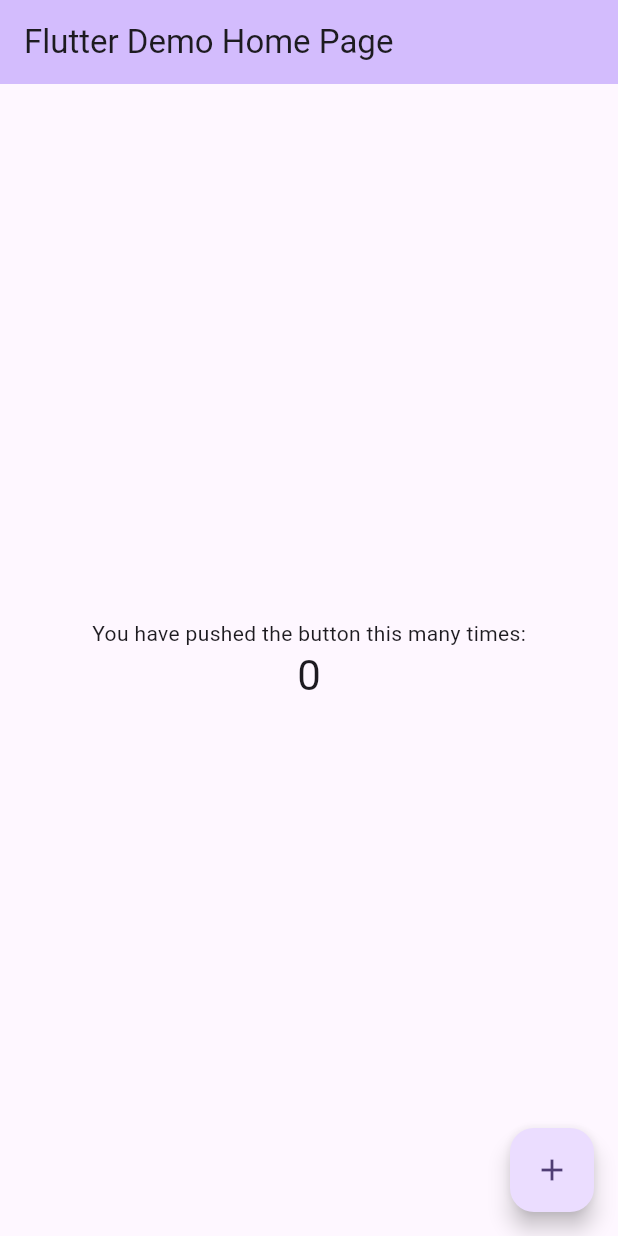
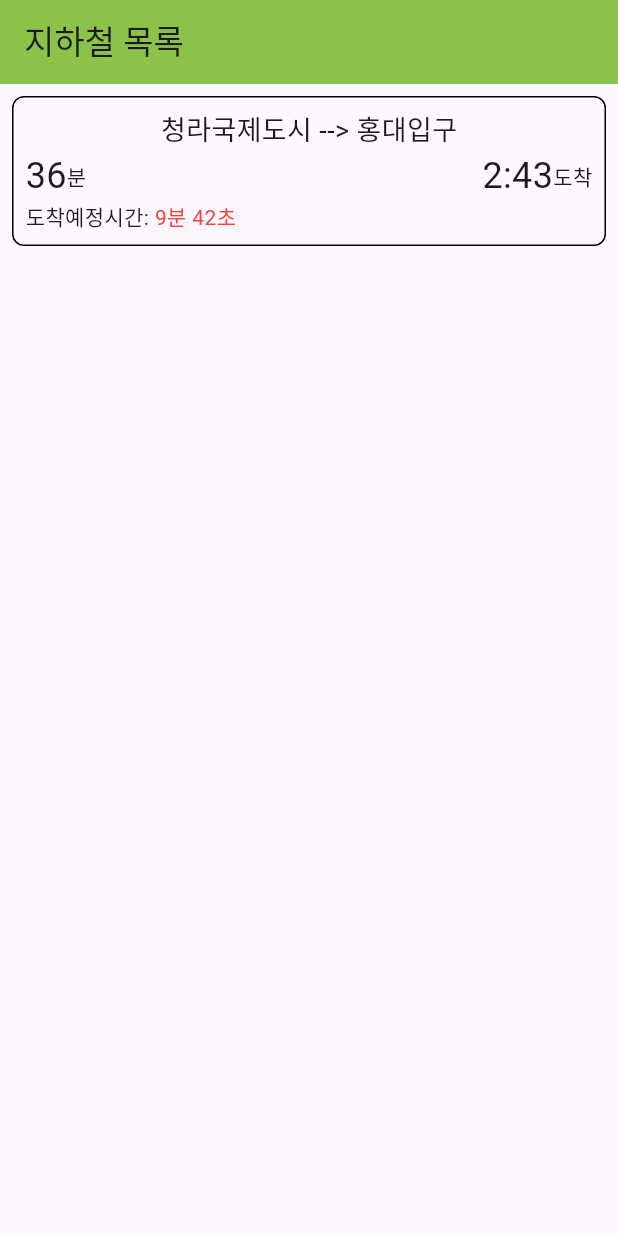
Before and after one commit to victorshin12/subwayapp, a Flutter app: the screen it shows after launch, on a phone screen of 412 x 824 dp. Run offline on Flutter 3.47's test engine with Material 2 defaults, Android fonts, the phone set to English and light mode, and no system bars.

Commit message:
created initial subway list page

```diff
--- a/lib/main.dart
+++ b/lib/main.dart
@@ -1,4 +1,5 @@
 import 'package:flutter/material.dart';
+import 'package:subwayapp/subwaylist.dart';
 
 void main() {
   runApp(const MyApp());
@@ -11,42 +12,18 @@
   @override
   Widget build(BuildContext context) {
     return MaterialApp(
-      title: 'Flutter Demo',
+      title: 'Subway App',
       theme: ThemeData(
-        // This is the theme of your application.
-        //
-        // TRY THIS: Try running your application with "flutter run". You'll see
-        // the application has a blue toolbar. Then, without quitting the app,
-        // try changing the seedColor in the colorScheme below to Colors.green
-        // and then invoke "hot reload" (save your changes or press the "hot
-        // reload" button in a Flutter-supported IDE, or press "r" if you used
-        // the command line to start the app).
-        //
-        // Notice that the counter didn't reset back to zero; the application
-        // state is not lost during the reload. To reset the state, use hot
-        // restart instead.
-        //
-        // This works for code too, not just values: Most code changes can be
-        // tested with just a hot reload.
         colorScheme: ColorScheme.fromSeed(seedColor: Colors.deepPurple),
         useMaterial3: true,
       ),
-      home: const MyHomePage(title: 'Flutter Demo Home Page'),
+      home: const MyHomePage(title: 'Subway App'),
     );
   }
 }
 
 class MyHomePage extends StatefulWidget {
   const MyHomePage({super.key, required this.title});
-
-  // This widget is the home page of your application. It is stateful, meaning
-  // that it has a State object (defined below) that contains fields that affect
-  // how it looks.
-
-  // This class is the configuration for the state. It holds the values (in this
-  // case the title) provided by the parent (in this case the App widget) and
-  // used by the build method of the State. Fields in a Widget subclass are
-  // always marked "final".
 
   final String title;
 
@@ -59,67 +36,12 @@
 
   void _incrementCounter() {
     setState(() {
-      // This call to setState tells the Flutter framework that something has
-      // changed in this State, which causes it to rerun the build method below
-      // so that the display can reflect the updated values. If we changed
-      // _counter without calling setState(), then the build method would not be
-      // called again, and so nothing would appear to happen.
       _counter++;
     });
   }
 
   @override
   Widget build(BuildContext context) {
-    // This method is rerun every time setState is called, for instance as done
-    // by the _incrementCounter method above.
-    //
-    // The Flutter framework has been optimized to make rerunning build methods
-    // fast, so that you can just rebuild anything that needs updating rather
-    // than having to individually change instances of widgets.
-    return Scaffold(
-      appBar: AppBar(
-        // TRY THIS: Try changing the color here to a specific color (to
-        // Colors.amber, perhaps?) and trigger a hot reload to see the AppBar
-        // change color while the other colors stay the same.
-        backgroundColor: Theme.of(context).colorScheme.inversePrimary,
-        // Here we take the value from the MyHomePage object that was created by
-        // the App.build method, and use it to set our appbar title.
-        title: Text(widget.title),
-      ),
-      body: Center(
-        // Center is a layout widget. It takes a single child and positions it
-        // in the middle of the parent.
-        child: Column(
-          // Column is also a layout widget. It takes a list of children and
-          // arranges them vertically. By default, it sizes itself to fit its
-          // children horizontally, and tries to be as tall as its parent.
-          //
-          // Column has various properties to control how it sizes itself and
-          // how it positions its children. Here we use mainAxisAlignment to
-          // center the children vertically; the main axis here is the vertical
-          // axis because Columns are vertical (the cross axis would be
-          // horizontal).
-          //
-          // TRY THIS: Invoke "debug painting" (choose the "Toggle Debug Paint"
-          // action in the IDE, or press "p" in the console), to see the
-          // wireframe for each widget.
-          mainAxisAlignment: MainAxisAlignment.center,
-          children: <Widget>[
-            const Text(
-              'You have pushed the button this many times:',
-            ),
-            Text(
-              '$_counter',
-              style: Theme.of(context).textTheme.headlineMedium,
-            ),
-          ],
-        ),
-      ),
-      floatingActionButton: FloatingActionButton(
-        onPressed: _incrementCounter,
-        tooltip: 'Increment',
-        child: const Icon(Icons.add),
-      ), // This trailing comma makes auto-formatting nicer for build methods.
-    );
+    return SubwayList();
   }
 }
--- /dev/null
+++ b/lib/subwaylist.dart
@@ -0,0 +1,69 @@
+// ignore_for_file: prefer_const_constructors, prefer_const_literals_to_create_immutables
+
+import 'package:flutter/material.dart';
+
+class SubwayList extends StatefulWidget {
+  const SubwayList({super.key});
+
+  @override
+  State<SubwayList> createState() => _SubwayListState();
+}
+
+class _SubwayListState extends State<SubwayList> {
+  @override
+  Widget build(BuildContext context) {
+    return Scaffold(
+      appBar: AppBar(
+          backgroundColor: Colors.lightGreen, title: const Text("지하철 목록")),
+      body: Column(
+        children: [
+          SubwayCard(),
+        ],
+      ),
+    );
+  }
+}
+
+class SubwayCard extends StatelessWidget {
+  @override
+  Widget build(BuildContext context) {
+    String station1 = "청라국제도시";
+    String station2 = "홍대입구";
+
+    return Padding(
+      padding: const EdgeInsets.all(8.0),
+      child: Container(
+        decoration: BoxDecoration(
+            border: Border.all(color: Colors.black),
+            borderRadius: BorderRadius.circular(8)),
+        child: Padding(
+          padding: const EdgeInsets.all(8.0),
+          child: Column(
+            children: [
+              Align(
+                alignment: Alignment.center,
+                child: Text(station1 + " --> " + station2,
+                    style: TextStyle(fontSize: 18)),
+              ),
+              Row(
+                children: [
+                  Text("36", style: TextStyle(fontSize: 24)),
+                  Text("분", style: TextStyle()),
+                  Spacer(),
+                  Text("2:43", style: TextStyle(fontSize: 24)),
+                  Text("도착", style: TextStyle()),
+                ],
+              ),
+              Row(
+                children: [
+                  Text("도착예정시간: "),
+                  Text("9분 42초", style: TextStyle(color: Colors.red)),
+                ],
+              ),
+            ],
+          ),
+        ),
+      ),
+    );
+  }
+}
```
